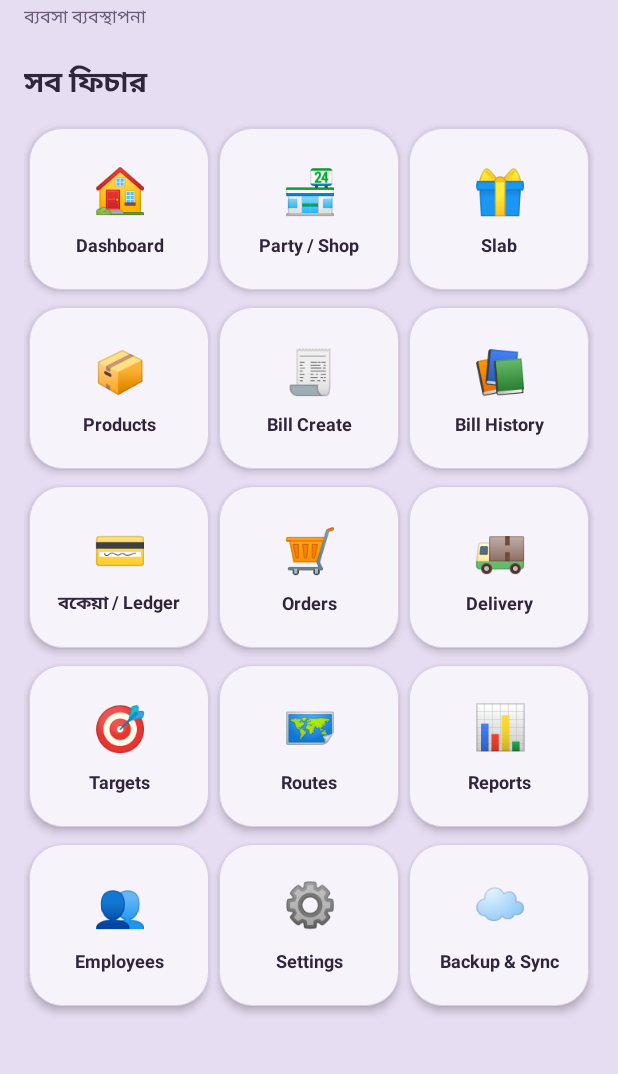
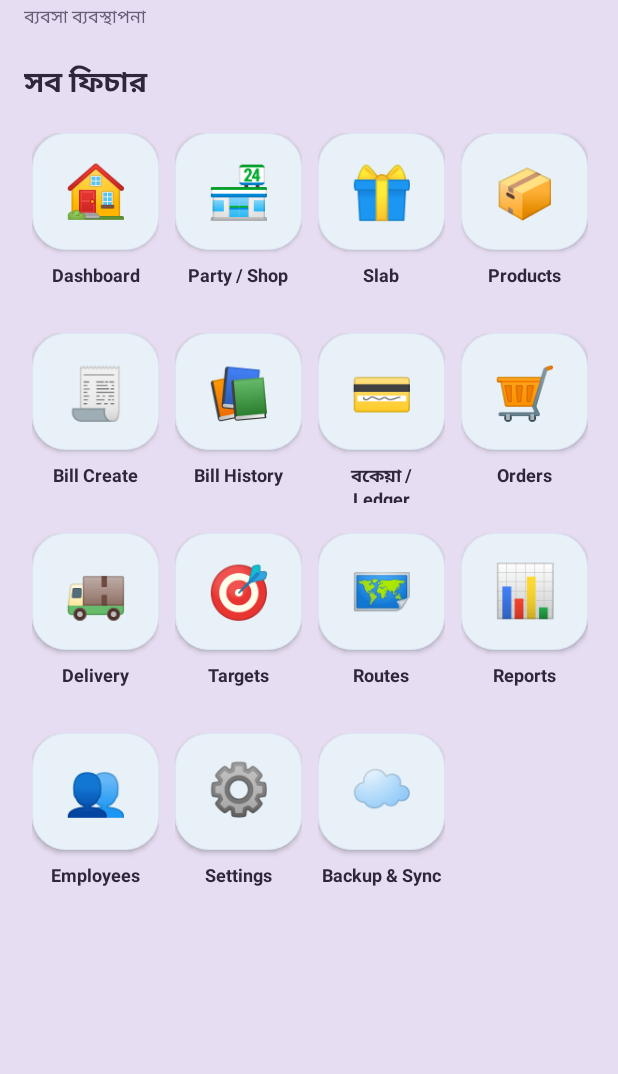
Before and after one commit to koyes7037-del/KM, an Android app: the NativeDashboardActivity screen opened directly, with no data from a screen before it, on a phone screen of 412 x 824 dp, the part 78-1152 px from its top. Run offline under Robolectric (Android 15) with nearby library versions, the phone set to English and light mode, and no system bars; 1 statement that could not run was skipped.

Commit message:
Restyle dashboard grid inspired by Akij app icon layout

```diff
--- a/android/app/src/main/java/com/km/app/NativeDashboardActivity.java
+++ b/android/app/src/main/java/com/km/app/NativeDashboardActivity.java
@@ -88,22 +88,27 @@ public class NativeDashboardActivity extends Activity {
         ScrollView scroll = new ScrollView(this);
         scroll.setFillViewport(true);
         GridLayout grid = new GridLayout(this);
-        grid.setColumnCount(3);
+        grid.setColumnCount(4);
         grid.setUseDefaultMargins(false);
         int screenWidth = getResources().getDisplayMetrics().widthPixels;
-        int tileWidth = (screenWidth - dp(32) - dp(20)) / 3;
+        int tileWidth = (screenWidth - dp(32) - dp(24)) / 4;
 
         int animationIndex = 0;
         for (String[] item : modules) {
             LinearLayout tile = new LinearLayout(this);
             tile.setOrientation(LinearLayout.VERTICAL);
-            tile.setGravity(Gravity.CENTER);
-            tile.setBackground(shape(TILE, Color.rgb(216, 204, 229)));
-            tile.setElevation(dp(3));
-            tile.setPadding(dp(4), dp(13), dp(4), dp(12));
+            tile.setGravity(Gravity.TOP | Gravity.CENTER_HORIZONTAL);
+            tile.setBackgroundColor(Color.TRANSPARENT);
+            tile.setPadding(dp(2), dp(3), dp(2), dp(5));
 
-            TextView icon = text(item[0], 29, false);
+            LinearLayout iconCard = new LinearLayout(this);
+            iconCard.setGravity(Gravity.CENTER);
+            iconCard.setBackground(shape(Color.rgb(232, 241, 248), Color.rgb(218, 230, 239)));
+            iconCard.setElevation(dp(2));
+            TextView icon = text(item[0], 34, false);
             icon.setGravity(Gravity.CENTER);
+            iconCard.addView(icon, new LinearLayout.LayoutParams(-1, -1));
+            tile.addView(iconCard, new LinearLayout.LayoutParams(-1, dp(78)));
             TextView label = text(item[1], 12, true);
             label.setGravity(Gravity.CENTER);
             label.setPadding(dp(2), dp(8), dp(2), 0);
@@ -121,7 +126,7 @@ public class NativeDashboardActivity extends Activity {
 
             GridLayout.LayoutParams lp = new GridLayout.LayoutParams();
             lp.width = tileWidth;
-            lp.height = dp(108);
+            lp.height = dp(122);
             lp.setMargins(dp(3), dp(4), dp(3), dp(7));
             tile.setLayoutParams(lp);
             tile.setOnClickListener(v -> {
```
